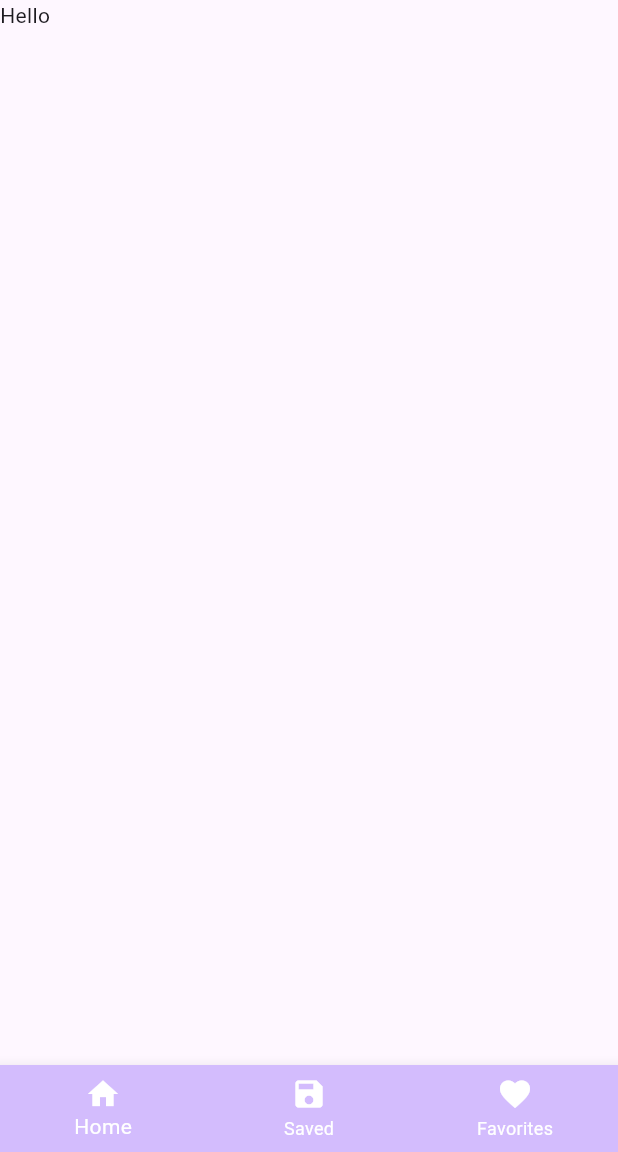
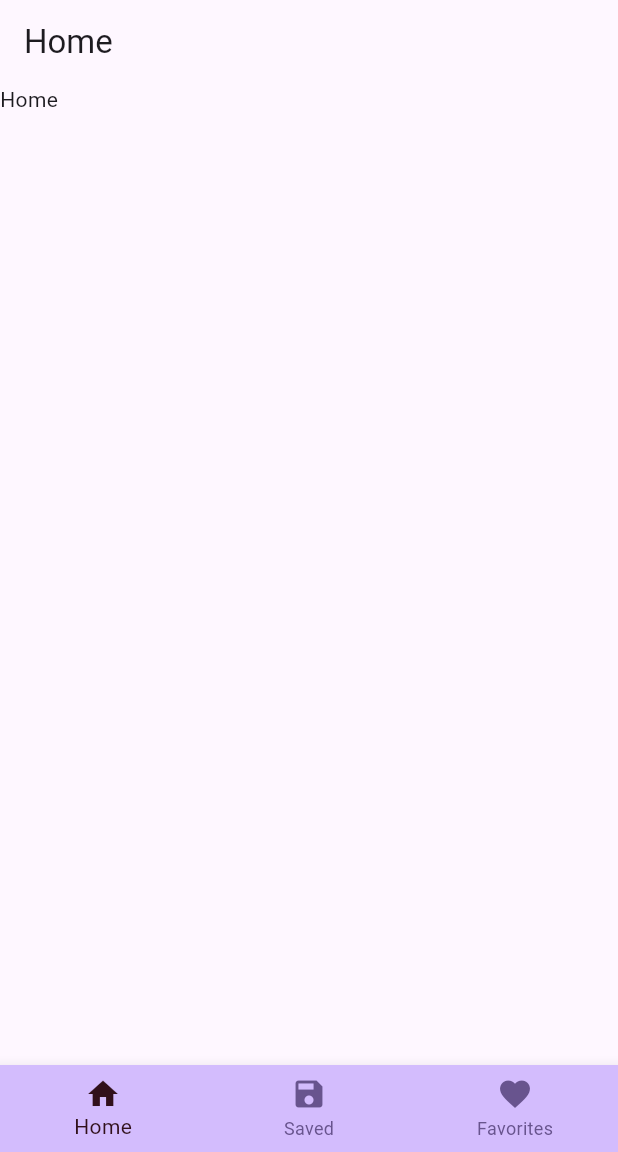
Before and after one commit to chidambararajab/reader_tracker, a Flutter app: the screen it shows after launch, on a phone screen of 412 x 824 dp, the part 84-1236 px from its top. Run offline on Flutter 3.47's test engine with Material 3 defaults, Android fonts, the phone set to English and light mode, and no system bars.

Commit message:
Model and screen added

```diff
--- a/lib/main.dart
+++ b/lib/main.dart
@@ -1,4 +1,7 @@
 import 'package:flutter/material.dart';
+import 'package:reader_tracker/pages/favorites_screen.dart';
+import 'package:reader_tracker/pages/home_screen.dart';
+import 'package:reader_tracker/pages/saved_screen.dart';
 
 void main() {
   runApp(const MyApp());
@@ -30,6 +33,13 @@ class MyHomePage extends StatefulWidget {
 }
 
 class _MyHomePageState extends State<MyHomePage> {
+  int _currentIndex = 0;
+  final List<Widget> _screens = <Widget>[
+    const HomeScreen(),
+    const SavedScreen(),
+    const FavoritesScreen()
+  ];
+
   @override
   Widget build(BuildContext context) {
     return Scaffold(
@@ -37,12 +47,9 @@ class _MyHomePageState extends State<MyHomePage> {
         backgroundColor: Theme.of(context).colorScheme.inversePrimary,
         title: const Text("A.Reader"),
       ),
-      body: const Column(
-        children: [Text("Hello")],
-      ),
+      body: _screens[_currentIndex],
       bottomNavigationBar: BottomNavigationBar(
-        currentIndex: 0,
-        onTap: (index) {},
+        currentIndex: _currentIndex,
         items: const <BottomNavigationBarItem>[
           BottomNavigationBarItem(
             icon: Icon(Icons.home),
@@ -58,8 +65,13 @@ class _MyHomePageState extends State<MyHomePage> {
           ),
         ],
         backgroundColor: Theme.of(context).colorScheme.inversePrimary,
-        selectedItemColor: Theme.of(context).colorScheme.onPrimary,
-        unselectedItemColor: Theme.of(context).colorScheme.onSecondary,
+        selectedItemColor: Theme.of(context).colorScheme.onTertiaryFixed,
+        unselectedItemColor: Theme.of(context).colorScheme.primary,
+        onTap: (index) {
+          setState(() {
+            _currentIndex = index;
+          });
+        },
       ),
     );
   }
--- /dev/null
+++ b/lib/pages/home_screen.dart
@@ -0,0 +1,20 @@
+import 'package:flutter/material.dart';
+
+class HomeScreen extends StatefulWidget {
+  const HomeScreen({super.key});
+
+  @override
+  State<HomeScreen> createState() => _HomeScreenState();
+}
+
+class _HomeScreenState extends State<HomeScreen> {
+  @override
+  Widget build(BuildContext context) {
+    return Scaffold(
+      appBar: AppBar(
+        title: const Text("Home"),
+      ),
+      body: const Text("Home"),
+    );
+  }
+}
```
Also changed, not shown: lib/models/book.dart (added, +111 -0 lines), lib/pages/favorites_screen.dart (added, +20 -0 lines), lib/pages/saved_screen.dart (added, +20 -0 lines).
